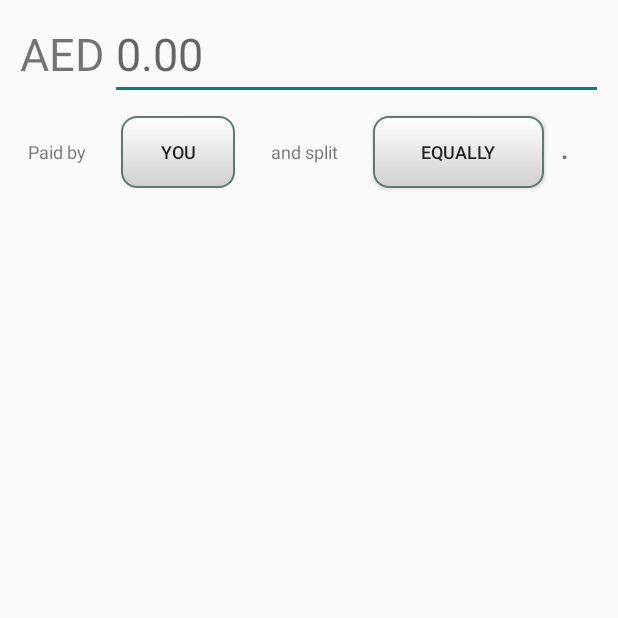
After one commit to hussu97/SafeSplit, an Android app: the AddBill screen opened directly, with no data from a screen before it, on a phone screen of 412 x 824 dp, the top half of it. The commit adds this screen. Run offline under Robolectric (Android 15) with nearby library versions, the phone set to English and light mode, and no system bars; 1 statement that could not run was skipped.

Commit message:
integrated with developer

```diff
--- a/app/build.gradle
+++ b/app/build.gradle
@@ -4,8 +4,8 @@ android {
     compileSdkVersion 28
     defaultConfig {
         applicationId "com.example.b00063271.safesplit"
-        minSdkVersion 24
-        targetSdkVersion 28
+        minSdkVersion 18
+        targetSdkVersion 22
         versionCode 1
         versionName "1.0"
         testInstrumentationRunner "androidx.test.runner.AndroidJUnitRunner"
--- /dev/null
+++ b/app/src/main/java/com/example/b00063271/safesplit/AddBill.java
@@ -0,0 +1,92 @@
+package com.example.b00063271.safesplit;
+
+import android.app.Activity;
+import android.app.AlertDialog;
+import android.content.DialogInterface;
+import android.content.Intent;
+import android.os.Bundle;
+import android.view.View;
+import android.view.inputmethod.EditorInfo;
+import android.widget.ArrayAdapter;
+import android.widget.Button;
+import android.widget.EditText;
+import android.widget.Spinner;
+import android.widget.Toast;
+
+import java.util.ArrayList;
+
+
+public class AddBill extends Activity {
+
+    private Button paidby;
+    private Button split;
+    private EditText amount;
+    private Spinner splitSpinner;
+    private AlertDialog.Builder b;
+    private ArrayList<String> users;
+
+    @Override
+    protected void onCreate(Bundle savedInstanceState) {
+        super.onCreate(savedInstanceState);
+        setContentView(R.layout.activity_add_bill);
+
+        paidby = (Button) findViewById(R.id.paidbybutton);
+        split = (Button) findViewById(R.id.splitbutton);
+        amount = (EditText) findViewById(R.id.amount);
+
+        // Get Users
+        users = new ArrayList<String>();
+        users.add("Custom");
+        users.add("You");
+        ArrayList<String> fromprev = getIntent().getStringArrayListExtra("users");
+        for(int i = 0; i < fromprev.size(); i++)
+            users.add(fromprev.get(i));
+
+        ArrayAdapter<String> adapter = new ArrayAdapter<String>(getApplicationContext(), android.R.layout.simple_list_item_1, users);
+        /*
+        splitSpinner = (Spinner) findViewById(R.id.splitspinner);
+        adapter.setDropDownViewResource(android.R.layout.simple_spinner_dropdown_item);
+        splitSpinner.setAdapter(adapter);
+        */
+
+        b = new AlertDialog.Builder(this);
+        b.setTitle("Paid by");
+        b.setAdapter(adapter, new DialogInterface.OnClickListener() {
+            @Override
+            public void onClick(DialogInterface dialog, int which) {
+                dialog.dismiss();
+                if(which == 0)
+                    startActivity(new Intent(getApplicationContext(), paidByActivity.class));
+                else if (which == 1)
+                    paidby.setText("you");
+                else
+                    paidby.setText(users.get(which));
+            }
+        });
+
+        paidby.setOnClickListener(new View.OnClickListener() {
+            @Override
+            public void onClick(View v) {
+                if(amount.getText().toString().isEmpty()){
+                    Toast.makeText(getApplicationContext(), "Please enter an amount!", Toast.LENGTH_SHORT).show();
+                }
+                else{
+                    b.show();
+                }
+            }
+        });
+
+        split.setOnClickListener(new View.OnClickListener() {
+            @Override
+            public void onClick(View v) {
+                if(amount.getText().toString().isEmpty()){
+                    Toast.makeText(getApplicationContext(), "Please enter an amount!", Toast.LENGTH_SHORT).show();
+                }
+                else{
+
+                }
+            }
+        });
+
+    }
+}
--- a/app/src/main/res/anim/push_bottom_up.xml
+++ b/app/src/main/res/anim/push_bottom_up.xml
@@ -1,7 +1,7 @@
 <?xml version="1.0" encoding="utf-8"?>
 <set xmlns:android="http://schemas.android.com/apk/res/android">
     <translate
-        android:duration="2000"
+        android:duration="500"
         android:fromYDelta="100%p"
         android:toYDelta="0" />
 
--- a/app/src/main/res/anim/push_top_down.xml
+++ b/app/src/main/res/anim/push_top_down.xml
@@ -1,8 +1,8 @@
 <?xml version="1.0" encoding="utf-8"?>
 <set xmlns:android="http://schemas.android.com/apk/res/android">
     <translate
-        android:duration="2000"
-        android:fromYDelta="0"
+        android:duration="500"
+        android:fromYDelta="0%p"
         android:toYDelta="100%p" />
 
 </set>
--- /dev/null
+++ b/app/src/main/res/anim/remain_same_position.xml
@@ -0,0 +1,5 @@
+<?xml version="1.0" encoding="utf-8"?>
+<translate xmlns:android="http://schemas.android.com/apk/res/android"
+    android:duration="@android:integer/config_longAnimTime"
+    android:fromYDelta="0%p"
+    android:toYDelta="0%p" />
--- /dev/null
+++ b/app/src/main/res/drawable/textviewborder.xml
@@ -0,0 +1,24 @@
+<?xml version="1.0" encoding="utf-8"?>
+<selector xmlns:android="http://schemas.android.com/apk/res/android" >
+    <item android:state_pressed="true" >
+        <shape android:shape="rectangle"  >
+            <corners android:radius="10dip" />
+            <stroke android:width="1dip" android:color="#5e7974" />
+            <gradient android:angle="-90" android:startColor="#FFFFFF" android:endColor="#e3e3e3"  />
+        </shape>
+    </item>
+    <item android:state_focused="true">
+        <shape android:shape="rectangle"  >
+            <corners android:radius="10dip" />
+            <stroke android:width="1dip" android:color="#cfcfcf" />
+            <solid android:color="#FFFFFF"/>
+        </shape>
+    </item>
+    <item >
+        <shape android:shape="rectangle"  >
+            <corners android:radius="10dip" />
+            <stroke android:width="1dip" android:color="#5e7974" />
+            <gradient android:angle="-90" android:startColor="#FFFFFF" android:endColor="#cfcfcf" />
+        </shape>
+    </item>
+</selector>
--- /dev/null
+++ b/app/src/main/res/layout/activity_add_bill.xml
@@ -0,0 +1,98 @@
+<?xml version="1.0" encoding="utf-8"?>
+<LinearLayout xmlns:android="http://schemas.android.com/apk/res/android"
+    xmlns:app="http://schemas.android.com/apk/res-auto"
+    xmlns:tools="http://schemas.android.com/tools"
+    android:layout_width="match_parent"
+    android:layout_height="match_parent"
+    android:orientation="vertical"
+    tools:context=".AddBill">
+
+    <TableRow
+        android:layout_width="match_parent"
+        android:layout_height="wrap_content">
+
+        <TextView
+            android:id="@+id/currency"
+            android:layout_width="136dp"
+            android:layout_height="wrap_content"
+            android:layout_marginLeft="10dp"
+            android:layout_marginTop="5dp"
+            android:layout_marginBottom="5dp"
+            android:layout_weight="1"
+            android:gravity="center"
+            android:text="@string/currency"
+            android:textSize="30sp" />
+
+        <EditText
+            android:id="@+id/amount"
+            android:layout_width="match_parent"
+            android:layout_height="wrap_content"
+            android:layout_marginTop="5dp"
+            android:layout_marginRight="10dp"
+            android:layout_marginBottom="5dp"
+            android:layout_weight="1"
+            android:ems="10"
+            android:hint="0.00"
+            android:inputType="numberDecimal"
+            android:textSize="30sp" />
+    </TableRow>
+
+    <TableRow
+        android:layout_width="match_parent"
+        android:layout_height="wrap_content">
+
+        <TextView
+            android:id="@+id/paidby"
+            android:layout_width="wrap_content"
+            android:layout_height="wrap_content"
+            android:layout_margin="5dp"
+            android:layout_weight="1"
+            android:gravity="center"
+            android:text="@string/paidby"
+            android:textSize="12sp" />
+
+        <Button
+            android:id="@+id/paidbybutton"
+            android:layout_width="50dp"
+            android:layout_height="wrap_content"
+            android:layout_margin="5dp"
+            android:layout_weight="1"
+            android:background="@drawable/textviewborder"
+            android:clickable="true"
+            android:padding="5dp"
+            android:text="@string/paidbytv"
+            android:textSize="12sp" />
+
+        <TextView
+            android:id="@+id/split"
+            android:layout_width="wrap_content"
+            android:layout_height="wrap_content"
+            android:layout_margin="5dp"
+            android:layout_weight="1"
+            android:gravity="center"
+            android:text="@string/split"
+            android:textSize="12sp" />
+
+        <Button
+            android:id="@+id/splitbutton"
+            android:layout_width="wrap_content"
+            android:layout_height="wrap_content"
+            android:layout_margin="5dp"
+            android:layout_weight="1"
+            android:background="@drawable/textviewborder"
+            android:clickable="true"
+            android:padding="5dp"
+            android:text="@string/splittv"
+            android:textSize="12sp" />
+
+        <TextView
+            android:id="@+id/fullstop"
+            android:layout_width="wrap_content"
+            android:layout_height="wrap_content"
+            android:layout_margin="5dp"
+            android:layout_weight="1"
+            android:text="."
+            android:textSize="24sp" />
+    </TableRow>
+
+</LinearLayout>
--- a/app/src/main/res/values/strings.xml
+++ b/app/src/main/res/values/strings.xml
@@ -15,4 +15,19 @@
     <string name="title_activity_tab">TabActivity</string>
     <string name="action_settings">Settings</string>
     <string name="section_format">Hello World from section: %1$d</string>
+
+    <!-- LOL -->
+    <string name="accsettingsbutton">Account Settings</string>
+    <string name="notisettingsbutton">Notification Settings</string>
+    <string name="passcodebutton">Passcode</string>
+    <string name="logoutbutton">Log Out</string>
+    <string name="addbillbutton">+</string>
+    <string name="addusertv">Add to bill:</string>
+    <string name="friendnametv" />
+    <string name="currency">AED</string>
+    <string name="paidby">Paid by</string>
+    <string name="paidbytv">you</string>
+    <string name="split">and split</string>
+    <string name="splittv">equally</string>
+
 </resources>
```
Also changed, not shown: app/src/main/AndroidManifest.xml (+7 -1 lines), app/src/main/java/com/example/b00063271/safesplit/AddUsers.java (added, +212 -0 lines), app/src/main/java/com/example/b00063271/safesplit/HomeScreenActivity.java (+4 -3 lines), app/src/main/java/com/example/b00063271/safesplit/SafeSplitApp.java (added, +81 -0 lines), app/src/main/java/com/example/b00063271/safesplit/paidByActivity.java (renamed from app/src/main/java/com/example/b00063271/safesplit/NewBillActivity.java, +3 -4 lines), app/src/main/res/layout/activity_add_users.xml (added, +36 -0 lines), app/src/main/res/layout/list_item.xml (added, +18 -0 lines), app/src/main/res/menu/adduser.xml (added, +13 -0 lines).
